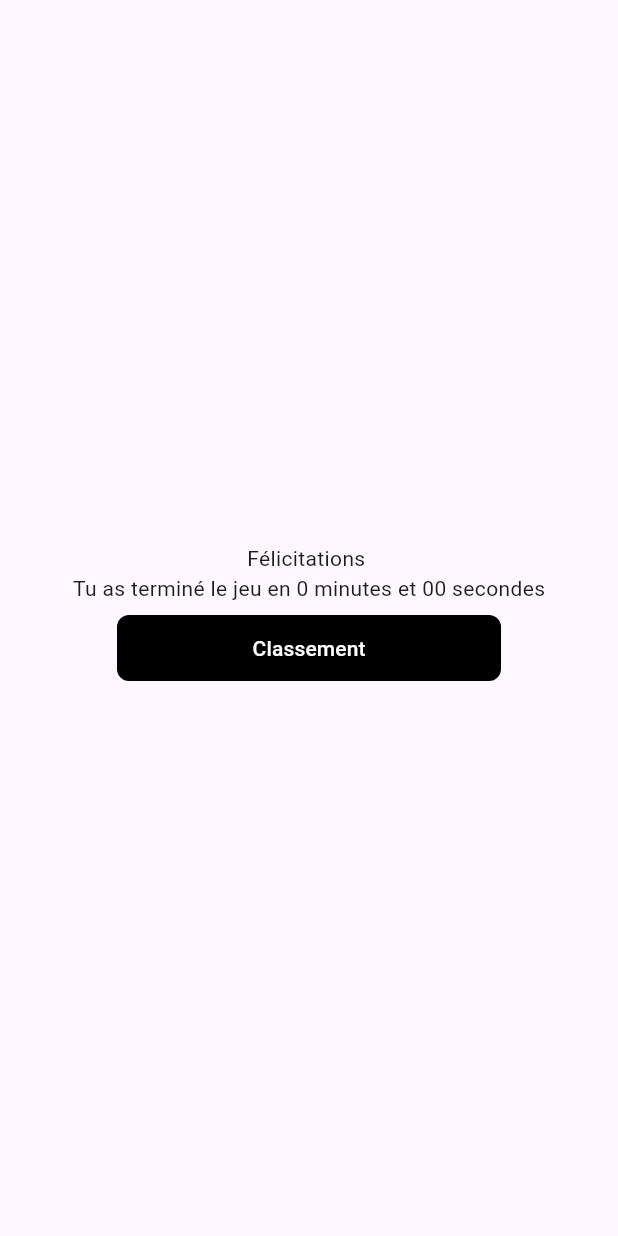
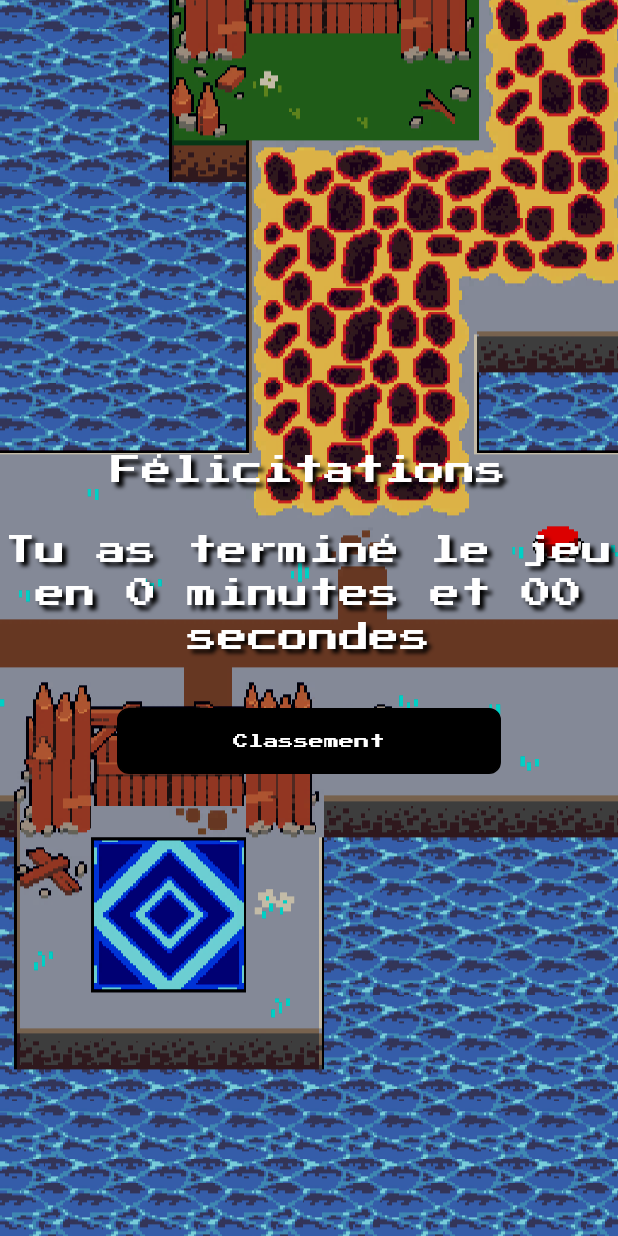
Before and after one commit to Sashabricot/NfcBetweenWorlds, a Flutter app: the CongratulationsMenu screen opened directly with empty values, on a phone screen of 412 x 824 dp. Run offline on Flutter 3.47's test engine with Material 3 defaults, Android fonts, the phone set to English and light mode, and no system bars; our stand-ins replace hive_flutter; missing offline and left inert: flame, flame_splash_screen, flame_tiled, flame_tiled_utils, flutter_gamepads, gamepads and 2 more; accounts and stored records are empty.

Commit message:
NFC Between Worlds with congratulations screen

```diff
--- a/lib/src/game/objects/button.dart
+++ b/lib/src/game/objects/button.dart
@@ -72,7 +72,6 @@ class Button extends SpriteGroupComponent
         DateTime.now().subtract(Duration(milliseconds: 100)),
       )) {
         isPressed = false;
-
         buttonNotPressedAction();
         current = 'notPressed';
       }
--- a/lib/src/menu/congratulations_menu.dart
+++ b/lib/src/menu/congratulations_menu.dart
@@ -23,16 +23,81 @@ class CongratulationsMenu extends StatelessWidget {
 
     return Scaffold(
       body: SizedBox.expand(
+        child: Stack(
+          children: [
+            ColorFiltered(
+              colorFilter: ColorFilter.matrix([
+                1,
+                0,
+                0,
+                0,
+                -35,
+                0,
+                1,
+                0,
+                0,
+                -35,
+                0,
+                0,
+                1,
+                0,
+                -35,
+                0,
+                0,
+                0,
+                1,
+                0,
+              ]),
+              child: Image(
+                fit: .cover,
+                filterQuality: .none,
+
+                image: AssetImage('assets/images/background.png'),
+                height: MediaQuery.of(context).size.height,
+                width: MediaQuery.of(context).size.width,
+              ),
+            ),
+            Center(
               child: Column(
                 mainAxisAlignment: .center,
                 mainAxisSize: .max,
                 crossAxisAlignment: .center,
 
                 children: [
-            Text('Félicitations $playerName'),
                   Text(
+                    textAlign: .center,
+                    'Félicitations $playerName',
+                    style: TextStyle(
+                      color: Colors.white,
+                      fontSize: 20,
+                      fontFamily: 'Pixel',
+                      shadows: <Shadow>[
+                        Shadow(
+                          offset: Offset(3.0, 3.0),
+                          blurRadius: 3.0,
+                          color: Color.fromARGB(255, 0, 0, 0),
+                        ),
+                      ],
+                    ),
+                  ),
+                  SizedBox(height: 24),
+                  Text(
+                    textAlign: .center,
                     'Tu as terminé le jeu en ${minutes.truncate()} minutes et ${tenthSeconds.truncate()}$seconds secondes',
+                    style: TextStyle(
+                      color: Colors.white,
+                      fontSize: 20,
+                      fontFamily: 'Pixel',
+                      shadows: <Shadow>[
+                        Shadow(
+                          offset: Offset(3.0, 3.0),
+                          blurRadius: 3.0,
+                          color: Color.fromARGB(255, 0, 0, 0),
                         ),
+                      ],
+                    ),
+                  ),
+                  SizedBox(height: 24),
                   TextButton(
                     onPressed: () {
                       Navigator.pushReplacement(
@@ -56,9 +121,23 @@ class CongratulationsMenu extends StatelessWidget {
                       child: Center(
                         child: Text(
                           'Classement',
-                    style: TextStyle(color: Colors.white),
+                          style: TextStyle(
+                            color: Colors.white,
+                            fontSize: 10,
+                            fontFamily: 'Pixel',
+                            shadows: <Shadow>[
+                              Shadow(
+                                offset: Offset(3.0, 3.0),
+                                blurRadius: 3.0,
+                                color: Color.fromARGB(255, 0, 0, 0),
+                              ),
+                            ],
                           ),
                         ),
+                      ),
+                    ),
+                  ),
+                ],
               ),
             ),
           ],
--- a/lib/src/test_game.dart
+++ b/lib/src/test_game.dart
@@ -848,7 +848,6 @@ class TestGame extends FlameGame
         (MediaQuery.of(buildContext!).size.width / 2),
         MediaQuery.of(buildContext!).size.height * 0.1,
       );
-      // camera.viewport.remove(timerText!);
       timer!.position = timerPosition;
       camera.viewport.add(timer!);
     }
```
Also changed, not shown: 1 other file. Lines whose indentation alone changed are shown as unchanged.
